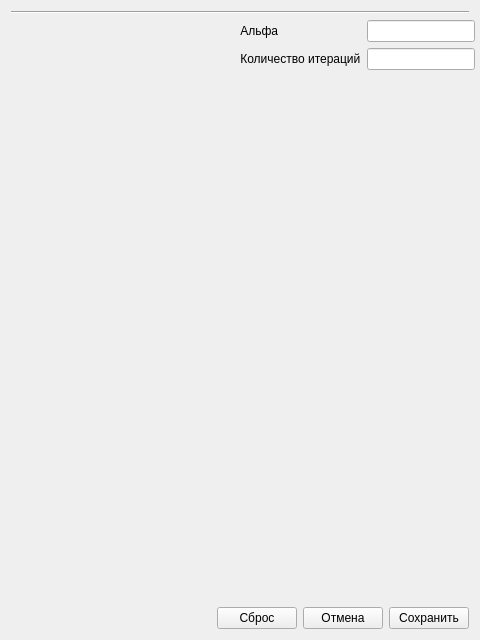
Above: tikhonov_settings_window.ui from Dm1stry/pyNMR_Processing before the change. Below: the same form after it.
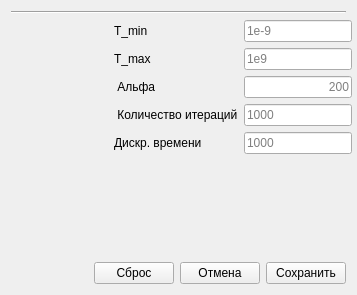
That is the form after the change.

Commit message: Tikhonov params saving added

Diff of the .ui file:
```diff
--- a/tikhonov_settings_window.ui
+++ b/tikhonov_settings_window.ui
@@ -6,8 +6,8 @@
    <rect>
     <x>0</x>
     <y>0</y>
-    <width>480</width>
-    <height>640</height>
+    <width>357</width>
+    <height>295</height>
    </rect>
   </property>
   <property name="sizePolicy">
@@ -32,7 +32,7 @@
      <property name="formAlignment">
       <set>Qt::AlignRight|Qt::AlignTop|Qt::AlignTrailing</set>
      </property>
-     <item row="2" column="0">
+     <item row="5" column="0">
       <spacer name="verticalSpacer">
        <property name="orientation">
         <enum>Qt::Vertical</enum>
@@ -45,7 +45,7 @@
        </property>
       </spacer>
      </item>
-     <item row="0" column="0">
+     <item row="2" column="0">
       <widget class="QLabel" name="label">
        <property name="sizePolicy">
         <sizepolicy hsizetype="MinimumExpanding" vsizetype="Preferred">
@@ -58,8 +58,8 @@
        </property>
       </widget>
      </item>
-     <item row="0" column="1">
-      <widget class="QLineEdit" name="lineEdit">
+     <item row="2" column="1">
+      <widget class="QLineEdit" name="alpha_edit">
        <property name="sizePolicy">
         <sizepolicy hsizetype="Maximum" vsizetype="Fixed">
          <horstretch>0</horstretch>
@@ -69,15 +69,38 @@
        <property name="alignment">
         <set>Qt::AlignRight|Qt::AlignTrailing|Qt::AlignVCenter</set>
        </property>
+       <property name="placeholderText">
+        <string>200</string>
+       </property>
       </widget>
      </item>
-     <item row="1" column="0">
+     <item row="3" column="0">
       <widget class="QLabel" name="label_3">
        <property name="text">
         <string> Количество итераций</string>
        </property>
       </widget>
      </item>
+     <item row="3" column="1">
+      <widget class="QLineEdit" name="iterations_edit">
+       <property name="sizePolicy">
+        <sizepolicy hsizetype="Maximum" vsizetype="Fixed">
+         <horstretch>0</horstretch>
+         <verstretch>0</verstretch>
+        </sizepolicy>
+       </property>
+       <property name="placeholderText">
+        <string>1000</string>
+       </property>
+      </widget>
+     </item>
+     <item row="1" column="0">
+      <widget class="QLabel" name="label_2">
+       <property name="text">
+        <string>T_max</string>
+       </property>
+      </widget>
+     </item>
      <item row="1" column="1">
       <widget class="QLineEdit" name="lineEdit_2">
        <property name="sizePolicy">
@@ -85,6 +108,49 @@
          <horstretch>0</horstretch>
          <verstretch>0</verstretch>
         </sizepolicy>
+       </property>
+       <property name="placeholderText">
+        <string>1e9</string>
+       </property>
+      </widget>
+     </item>
+     <item row="0" column="0">
+      <widget class="QLabel" name="label_4">
+       <property name="text">
+        <string>T_min</string>
+       </property>
+      </widget>
+     </item>
+     <item row="0" column="1">
+      <widget class="QLineEdit" name="T_min_edit">
+       <property name="sizePolicy">
+        <sizepolicy hsizetype="Maximum" vsizetype="Fixed">
+         <horstretch>0</horstretch>
+         <verstretch>0</verstretch>
+        </sizepolicy>
+       </property>
+       <property name="placeholderText">
+        <string notr="true">1e-9</string>
+       </property>
+      </widget>
+     </item>
+     <item row="4" column="0">
+      <widget class="QLabel" name="label_5">
+       <property name="text">
+        <string>Дискр. времени</string>
+       </property>
+      </widget>
+     </item>
+     <item row="4" column="1">
+      <widget class="QLineEdit" name="p_size_edit">
+       <property name="sizePolicy">
+        <sizepolicy hsizetype="Maximum" vsizetype="Fixed">
+         <horstretch>0</horstretch>
+         <verstretch>0</verstretch>
+        </sizepolicy>
+       </property>
+       <property name="placeholderText">
+        <string>1000</string>
        </property>
       </widget>
      </item>
```
Left out of the diff: 2 changed lines with no effect on the pictures. The commit also changes 3 other files.
